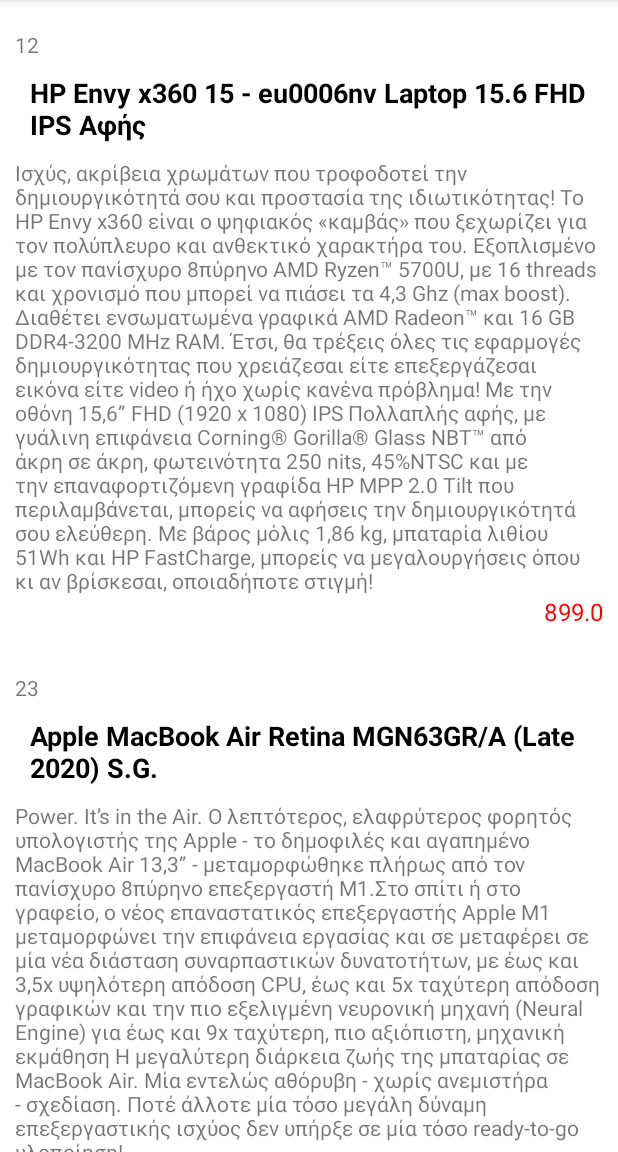
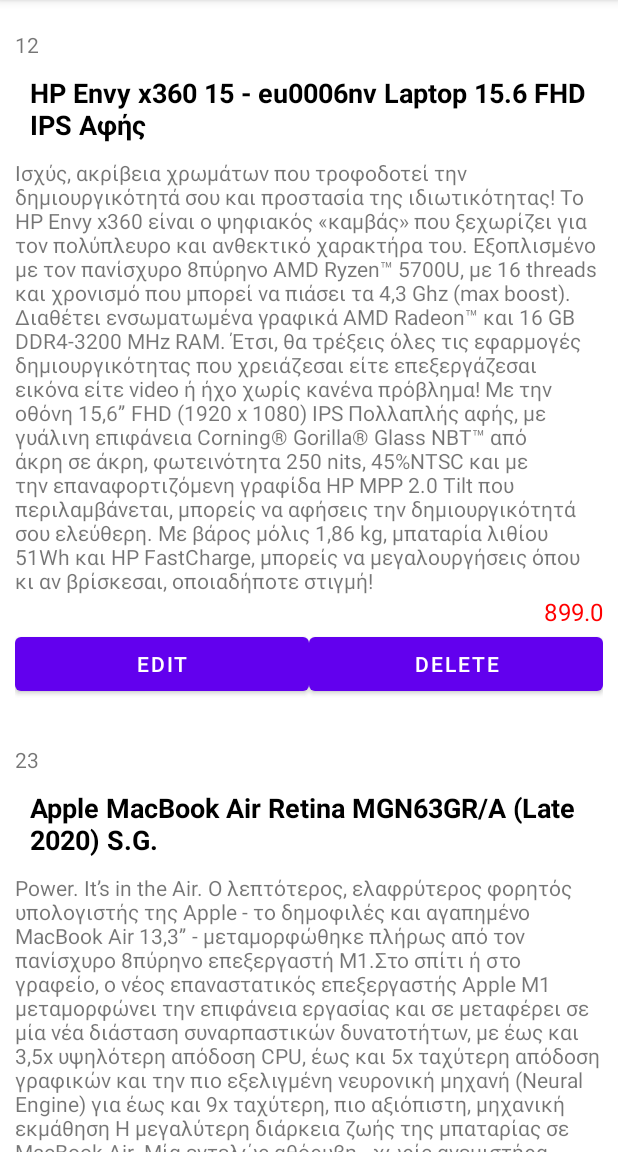
Before and after one commit to kotrotskon/RecyclerView_Example, an Android app: the screen it shows after launch (MainActivity), on a phone screen of 412 x 824 dp, the part 84-1236 px from its top. Run offline under Robolectric (Android 15) with nearby library versions, the phone set to English and light mode, and no system bars.

Commit message:
Add buttons to recycleView

```diff
--- a/app/src/main/java/com/example/recyclerview_example/ProductAdapter.java
+++ b/app/src/main/java/com/example/recyclerview_example/ProductAdapter.java
@@ -1,10 +1,14 @@
 package com.example.recyclerview_example;
 
 import android.content.Context;
+import android.graphics.Color;
+import android.util.Log;
 import android.view.LayoutInflater;
 import android.view.View;
 import android.view.ViewGroup;
+import android.widget.Button;
 import android.widget.TextView;
+import android.widget.Toast;
 
 import androidx.annotation.NonNull;
 import androidx.recyclerview.widget.RecyclerView;
@@ -36,6 +40,23 @@ public class ProductAdapter extends RecyclerView.Adapter {
         ((MyViewHolder)holder).txtVw_description.setText(products.get(position).getDescription());
         ((MyViewHolder)holder).txtVw_price.setText(String.valueOf(products.get(position).getPrice()));
 
+        holder.itemView.setOnClickListener(new View.OnClickListener() {
+            @Override
+            public void onClick(View view) {
+                TextView txtVw_title = view.findViewById(R.id.txtVw_title);
+                txtVw_title.setTextColor(Color.RED);
+                Toast.makeText(context, "You Click "+txtVw_title.getText().toString(), Toast.LENGTH_SHORT).show();
+            }
+        });
+
+        ((MyViewHolder)holder).btn_edit.setOnClickListener(new View.OnClickListener() {
+            @Override
+            public void onClick(View view) {
+                String title = ((MyViewHolder)holder).txtVw_title.getText().toString();
+                Toast.makeText(context, "Edit "+title, Toast.LENGTH_SHORT).show();
+            }
+        });
+
     }
 
     @Override
@@ -49,12 +70,18 @@ public class ProductAdapter extends RecyclerView.Adapter {
         TextView txtVw_description;
         TextView txtVw_price;
 
+        Button btn_edit;
+        Button btn_delete;
+
         public MyViewHolder(@NonNull View itemView) {
             super(itemView);
             txtVw_id = itemView.findViewById(R.id.txtVw_id);
             txtVw_title = itemView.findViewById(R.id.txtVw_title);
             txtVw_description = itemView.findViewById(R.id.txtVw_description);
             txtVw_price = itemView.findViewById(R.id.txtVw_price);
+
+            btn_edit = itemView.findViewById(R.id.btn_edit);
+            btn_delete = itemView.findViewById(R.id.btn_delete);
         }
     }
 }
--- a/app/src/main/res/layout/product_row.xml
+++ b/app/src/main/res/layout/product_row.xml
@@ -38,4 +38,24 @@
         android:text="TextView"
         android:textColor="#FF0000"
         android:textSize="16sp" />
+
+    <LinearLayout
+        android:layout_width="match_parent"
+        android:layout_height="match_parent"
+        android:orientation="horizontal">
+
+        <Button
+            android:id="@+id/btn_edit"
+            android:layout_width="wrap_content"
+            android:layout_height="wrap_content"
+            android:layout_weight="1"
+            android:text="Edit" />
+
+        <Button
+            android:id="@+id/btn_delete"
+            android:layout_width="wrap_content"
+            android:layout_height="wrap_content"
+            android:layout_weight="1"
+            android:text="Delete" />
+    </LinearLayout>
 </LinearLayout>
```
